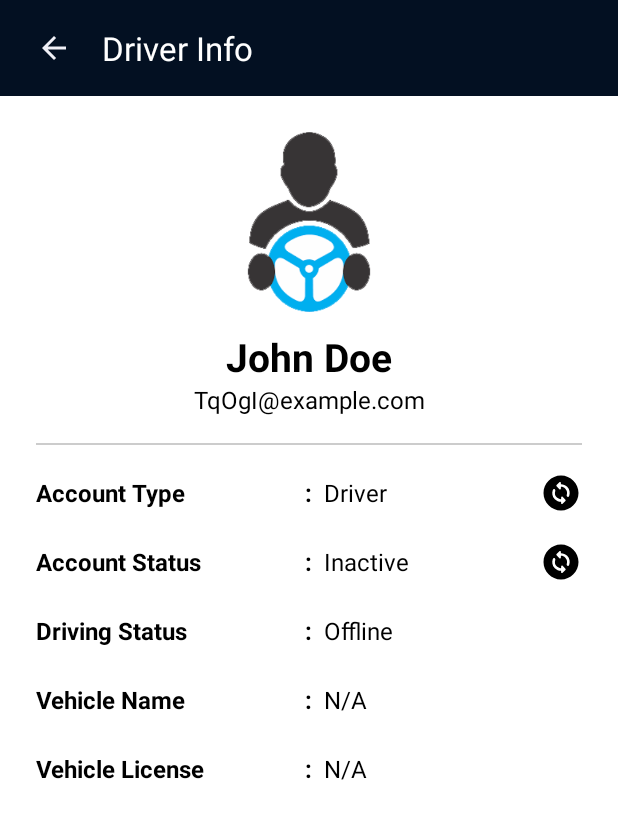
After one commit to Mahmud0808/TruckOrbit, an Android app: the fragment DriverInfoFragment placed in its activity, on a phone screen of 412 x 824 dp. The commit adds this screen. Shown: the top 819 px of the screen. Run offline under Robolectric (Android 15) with nearby library versions, the phone set to English and light mode, and no system bars; our stand-ins replace Firebase (no records; nobody signed in at launch, a user with empty details on screens opened directly); 1 statement that could not run was skipped.

Commit message:
Allow controlling driver account by admin

```diff
--- a/app/src/main/java/com/immon/truckorbit/ui/fragments/admin/MainFragment.kt
+++ b/app/src/main/java/com/immon/truckorbit/ui/fragments/admin/MainFragment.kt
@@ -156,7 +156,8 @@ class MainFragment : Fragment() {
         }
 
         private fun isInGroup3(fragment: Fragment): Boolean {
-            return fragment is DriversFragment
+            return fragment is DriversFragment ||
+                    fragment is DriverInfoFragment
         }
 
         private fun isInGroup4(fragment: Fragment): Boolean {
--- /dev/null
+++ b/app/src/main/res/drawable/ic_change.xml
@@ -0,0 +1,5 @@
+<vector xmlns:android="http://schemas.android.com/apk/res/android" android:height="24dp" android:tint="#000000" android:viewportHeight="24" android:viewportWidth="24" android:width="24dp">
+
+    <path android:fillColor="@android:color/white" android:pathData="M12,2C6.48,2 2,6.48 2,12c0,5.52 4.48,10 10,10s10,-4.48 10,-10C22,6.48 17.52,2 12,2zM12.91,18.15c-0.31,0.31 -0.85,0.09 -0.85,-0.35v-0.8c-0.02,0 -0.04,0 -0.06,0c-1.28,0 -2.56,-0.49 -3.54,-1.46c-1.43,-1.43 -1.81,-3.52 -1.14,-5.3c0.19,-0.51 0.86,-0.64 1.24,-0.25l0,0c0.22,0.22 0.27,0.54 0.17,0.82c-0.46,1.24 -0.2,2.68 0.8,3.68c0.7,0.7 1.62,1.03 2.54,1.01v-0.94c0,-0.45 0.54,-0.67 0.85,-0.35l1.62,1.62c0.2,0.2 0.2,0.51 0,0.71L12.91,18.15zM15.44,14.02L15.44,14.02c-0.22,-0.22 -0.27,-0.54 -0.17,-0.82c0.46,-1.24 0.2,-2.68 -0.8,-3.68c-0.7,-0.7 -1.62,-1.04 -2.53,-1.02c0,0 0,0 0,0v0.94c0,0.45 -0.54,0.67 -0.85,0.35L9.46,8.18c-0.2,-0.2 -0.2,-0.51 0,-0.71l1.62,-1.62c0.31,-0.31 0.85,-0.09 0.85,0.35v0.81c1.3,-0.02 2.61,0.45 3.6,1.45c1.43,1.43 1.81,3.52 1.14,5.3C16.48,14.28 15.82,14.41 15.44,14.02z"/>
+
+</vector>
--- /dev/null
+++ b/app/src/main/res/layout/fragment_driver_info.xml
@@ -0,0 +1,287 @@
+<?xml version="1.0" encoding="utf-8"?>
+<androidx.coordinatorlayout.widget.CoordinatorLayout xmlns:android="http://schemas.android.com/apk/res/android"
+    xmlns:app="http://schemas.android.com/apk/res-auto"
+    xmlns:tools="http://schemas.android.com/tools"
+    android:layout_width="match_parent"
+    android:layout_height="match_parent"
+    tools:context=".ui.fragments.admin.DriverInfoFragment">
+
+    <androidx.core.widget.NestedScrollView
+        android:layout_width="match_parent"
+        android:layout_height="match_parent"
+        app:layout_behavior="@string/appbar_scrolling_view_behavior">
+
+        <LinearLayout
+            android:layout_width="match_parent"
+            android:layout_height="match_parent"
+            android:animateLayoutChanges="true"
+            android:orientation="vertical"
+            android:padding="24dp">
+
+            <ImageView
+                android:id="@+id/profile_image"
+                android:layout_width="match_parent"
+                android:layout_height="120dp"
+                android:adjustViewBounds="true"
+                android:importantForAccessibility="no"
+                android:scaleType="fitCenter"
+                android:src="@drawable/img_driver_profile_picture_placeholder" />
+
+            <TextView
+                android:id="@+id/tv_name"
+                android:layout_width="match_parent"
+                android:layout_height="wrap_content"
+                android:layout_marginHorizontal="40dp"
+                android:layout_marginTop="12dp"
+                android:text="John Doe"
+                android:textAlignment="center"
+                android:textColor="@color/black"
+                android:textSize="26sp"
+                android:textStyle="bold" />
+
+            <TextView
+                android:id="@+id/tv_mail"
+                android:layout_width="match_parent"
+                android:layout_height="wrap_content"
+                android:layout_marginHorizontal="40dp"
+                android:layout_marginBottom="18dp"
+                android:text="TqOgI@example.com"
+                android:textAlignment="center"
+                android:textColor="@color/black"
+                android:textSize="16sp" />
+
+            <include layout="@layout/view_divider" />
+
+            <LinearLayout
+                android:layout_width="match_parent"
+                android:layout_height="wrap_content"
+                android:layout_marginTop="18dp"
+                android:gravity="center"
+                android:minHeight="28dp"
+                android:orientation="horizontal">
+
+                <TextView
+                    android:layout_width="0dp"
+                    android:layout_height="wrap_content"
+                    android:layout_marginEnd="8dp"
+                    android:layout_weight="1"
+                    android:text="Account Type"
+                    android:textColor="@color/black"
+                    android:textSize="16sp"
+                    android:textStyle="bold" />
+
+                <TextView
+                    android:layout_width="wrap_content"
+                    android:layout_height="wrap_content"
+                    android:text=":"
+                    android:textColor="@color/black"
+                    android:textSize="16sp"
+                    android:textStyle="bold" />
+
+                <LinearLayout
+                    android:layout_width="0dp"
+                    android:layout_height="wrap_content"
+                    android:layout_marginStart="8dp"
+                    android:layout_weight="1"
+                    android:gravity="center"
+                    android:orientation="horizontal"
+                    tools:ignore="UseCompoundDrawables">
+
+                    <TextView
+                        android:id="@+id/tv_account_type"
+                        android:layout_width="0dp"
+                        android:layout_height="wrap_content"
+                        android:layout_weight="1"
+                        android:text="Driver"
+                        android:textColor="@color/black"
+                        android:textSize="16sp" />
+
+                    <ImageView
+                        android:id="@+id/iv_change_account_type"
+                        android:layout_width="28dp"
+                        android:layout_height="28dp"
+                        android:layout_marginStart="8dp"
+                        android:src="@drawable/ic_change"
+                        app:tint="@color/black" />
+
+                </LinearLayout>
+
+            </LinearLayout>
+
+            <LinearLayout
+                android:layout_width="match_parent"
+                android:layout_height="wrap_content"
+                android:layout_marginTop="18dp"
+                android:gravity="center"
+                android:minHeight="28dp"
+                android:orientation="horizontal">
+
+                <TextView
+                    android:layout_width="0dp"
+                    android:layout_height="wrap_content"
+                    android:layout_marginEnd="8dp"
+                    android:layout_weight="1"
+                    android:text="Account Status"
+                    android:textColor="@color/black"
+                    android:textSize="16sp"
+                    android:textStyle="bold" />
+
+                <TextView
+                    android:layout_width="wrap_content"
+                    android:layout_height="wrap_content"
+                    android:text=":"
+                    android:textColor="@color/black"
+                    android:textSize="16sp"
+                    android:textStyle="bold" />
+
+                <LinearLayout
+                    android:layout_width="0dp"
+                    android:layout_height="wrap_content"
+                    android:layout_marginStart="8dp"
+                    android:layout_weight="1"
+                    android:gravity="center"
+                    android:orientation="horizontal"
+                    tools:ignore="UseCompoundDrawables">
+
+                    <TextView
+                        android:id="@+id/tv_account_status"
+                        android:layout_width="0dp"
+                        android:layout_height="wrap_content"
+                        android:layout_weight="1"
+                        android:text="Inactive"
+                        android:textColor="@color/black"
+                        android:textSize="16sp"
+                        tools:ignore="NestedWeights" />
+
+                    <ImageView
+                        android:id="@+id/iv_change_account_status"
+                        android:layout_width="28dp"
+                        android:layout_height="28dp"
+                        android:layout_marginStart="8dp"
+                        android:src="@drawable/ic_change"
+                        app:tint="@color/black" />
+
+                </LinearLayout>
+            </LinearLayout>
+
+            <LinearLayout
+                android:layout_width="match_parent"
+                android:layout_height="wrap_content"
+                android:layout_marginTop="18dp"
+                android:gravity="center"
+                android:minHeight="28dp"
+                android:orientation="horizontal">
+
+                <TextView
+                    android:layout_width="0dp"
+                    android:layout_height="wrap_content"
+                    android:layout_marginEnd="8dp"
+                    android:layout_weight="1"
+                    android:text="Driving Status"
+                    android:textColor="@color/black"
+                    android:textSize="16sp"
+                    android:textStyle="bold" />
+
+                <TextView
+                    android:layout_width="wrap_content"
+                    android:layout_height="wrap_content"
+                    android:text=":"
+                    android:textColor="@color/black"
+                    android:textSize="16sp"
+                    android:textStyle="bold" />
+
+                <TextView
+                    android:id="@+id/tv_driving_status"
+                    android:layout_width="0dp"
+                    android:layout_height="wrap_content"
+                    android:layout_marginStart="8dp"
+                    android:layout_weight="1"
+                    android:text="Offline"
+                    android:textColor="@color/black"
+                    android:textSize="16sp" />
+
+            </LinearLayout>
+
+            <LinearLayout
+                android:layout_width="match_parent"
+                android:layout_height="wrap_content"
+                android:layout_marginTop="18dp"
+                android:gravity="center"
+                android:minHeight="28dp"
+                android:orientation="horizontal">
+
+                <TextView
+                    android:layout_width="0dp"
+                    android:layout_height="wrap_content"
+                    android:layout_marginEnd="8dp"
+                    android:layout_weight="1"
+                    android:text="Vehicle Name"
+                    android:textColor="@color/black"
+                    android:textSize="16sp"
+                    android:textStyle="bold" />
+
+                <TextView
+                    android:layout_width="wrap_content"
+                    android:layout_height="wrap_content"
+                    android:text=":"
+                    android:textColor="@color/black"
+                    android:textSize="16sp"
+                    android:textStyle="bold" />
+
+                <TextView
+                    android:id="@+id/tv_vehicle_name"
+                    android:layout_width="0dp"
+                    android:layout_height="wrap_content"
+                    android:layout_marginStart="8dp"
+                    android:layout_weight="1"
+                    android:text="N/A"
+                    android:textColor="@color/black"
+                    android:textSize="16sp" />
+
+            </LinearLayout>
+
+            <LinearLayout
+                android:layout_width="match_parent"
+                android:layout_height="wrap_content"
+                android:layout_marginTop="18dp"
+                android:gravity="center"
+                android:minHeight="28dp"
+                android:orientation="horizontal">
+
+                <TextView
+                    android:layout_width="0dp"
+                    android:layout_height="wrap_content"
+                    android:layout_marginEnd="8dp"
+                    android:layout_weight="1"
+                    android:text="Vehicle License"
+                    android:textColor="@color/black"
+                    android:textSize="16sp"
+                    android:textStyle="bold" />
+
+                <TextView
+                    android:layout_width="wrap_content"
+                    android:layout_height="wrap_content"
+                    android:text=":"
+                    android:textColor="@color/black"
+                    android:textSize="16sp"
+                    android:textStyle="bold" />
+
+                <TextView
+                    android:id="@+id/tv_vehicle_license"
+                    android:layout_width="0dp"
+                    android:layout_height="wrap_content"
+                    android:layout_marginStart="8dp"
+                    android:layout_weight="1"
+                    android:text="N/A"
+                    android:textColor="@color/black"
+                    android:textSize="16sp" />
+
+            </LinearLayout>
+        </LinearLayout>
+    </androidx.core.widget.NestedScrollView>
+
+    <include
+        android:id="@+id/header"
+        layout="@layout/view_toolbar" />
+
+</androidx.coordinatorlayout.widget.CoordinatorLayout>
```
Also changed, not shown: app/src/main/java/com/immon/truckorbit/ui/adapters/DriverAdapter.kt (+9 -3 lines), app/src/main/java/com/immon/truckorbit/ui/fragments/admin/DriverInfoFragment.kt (added, +205 -0 lines), app/src/main/java/com/immon/truckorbit/ui/fragments/admin/DriversFragment.kt (+8 -1 lines), app/src/main/res/drawable/img_admin_profile_picture_placeholder.png (added), app/src/main/res/drawable/img_driver_profile_picture_placeholder.png (added).
